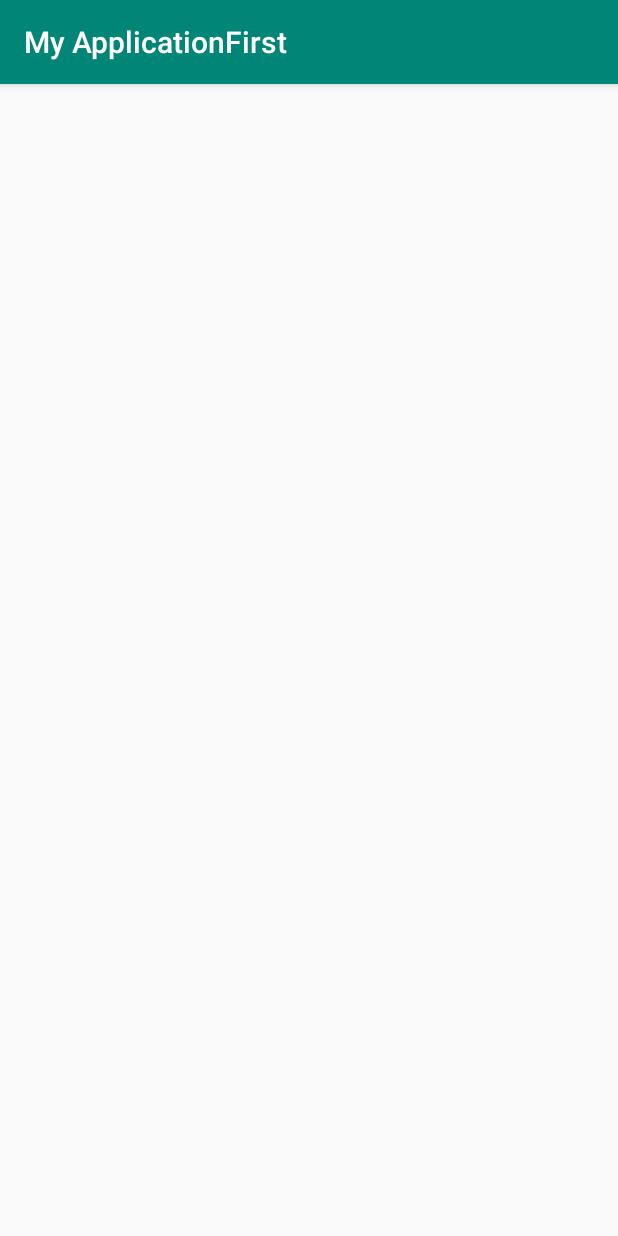
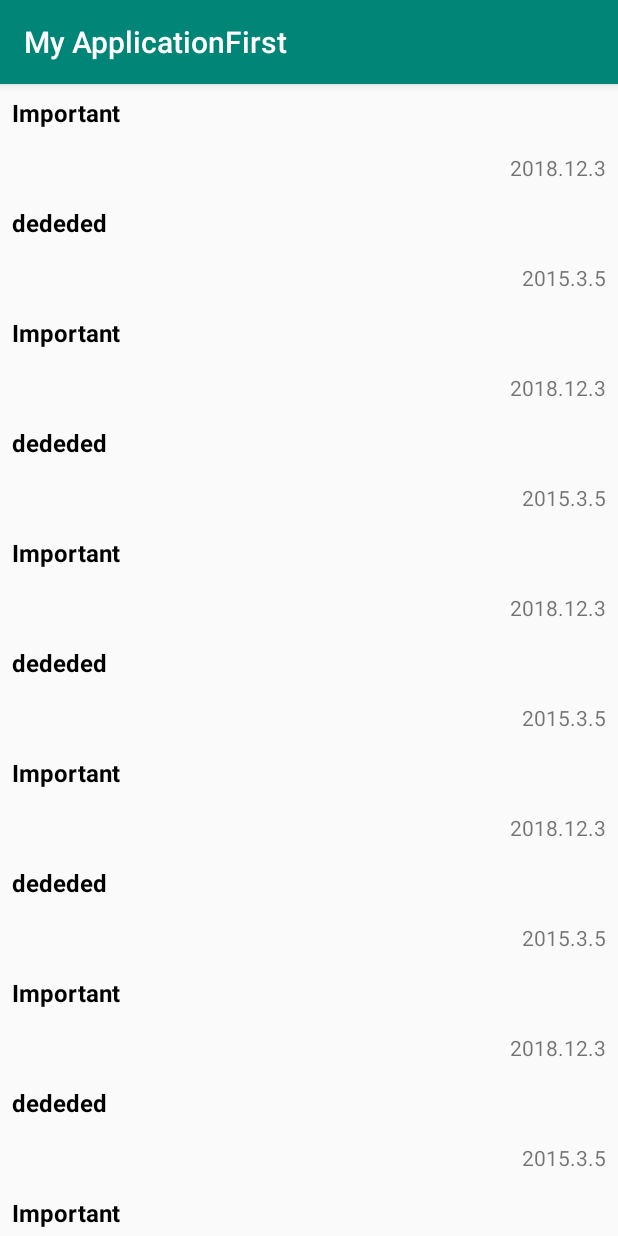
Before and after one commit to Alirezaprogramerrd99/androidProjectsMainAp, an Android app: the screen it shows after launch (MainActivity), on a phone screen of 412 x 824 dp. Run offline under Robolectric (Android 15) with nearby library versions, the phone set to English and light mode, and no system bars.

Commit message:
Alirezas Part3 list was successful.

```diff
--- a/app/src/main/java/com/example/alireza/myapplicationfirst/MainActivity.java
+++ b/app/src/main/java/com/example/alireza/myapplicationfirst/MainActivity.java
@@ -2,16 +2,56 @@ package com.example.alireza.myapplicationfirst;
 
 import android.support.v7.app.AppCompatActivity;
 import android.os.Bundle;
+import android.support.v7.widget.DefaultItemAnimator;
+import android.support.v7.widget.LinearLayoutManager;
 import android.support.v7.widget.RecyclerView;
+
+import java.util.List;
+import java.util.Vector;
 
 public class MainActivity extends AppCompatActivity {
 
     RecyclerView myRecView;
+    List<Task> taskList;
+    MyAdpter adpter;
+
+    void prepareData() {
+
+        if (taskList == null) {  // if it was empty list create it
+            taskList = new Vector<Task>();
+        } else { // else it was full clear it.
+            taskList.clear();
+        }
+
+        taskList.add(new Task("Important", "2018.12.3"));
+        taskList.add(new Task("dededed", "2015.3.5"));
+        taskList.add(new Task("Important", "2018.12.3"));
+        taskList.add(new Task("dededed", "2015.3.5"));
+        taskList.add(new Task("Important", "2018.12.3"));
+        taskList.add(new Task("dededed", "2015.3.5"));
+        taskList.add(new Task("Important", "2018.12.3"));
+        taskList.add(new Task("dededed", "2015.3.5"));
+        taskList.add(new Task("Important", "2018.12.3"));
+        taskList.add(new Task("dededed", "2015.3.5"));
+        taskList.add(new Task("Important", "2018.12.3"));
+        taskList.add(new Task("dededed", "2015.3.5"));
+    }
+
+    void showData() {
+
+        adpter = new MyAdpter(taskList);
+        myRecView.setLayoutManager(new LinearLayoutManager(this)); // this acticity
+        myRecView.setItemAnimator(new DefaultItemAnimator());
+        myRecView.setAdapter(adpter);
+    }
+
     @Override
     protected void onCreate(Bundle savedInstanceState) {
         super.onCreate(savedInstanceState);
         setContentView(R.layout.activity_main);
 
         myRecView = (RecyclerView) findViewById(R.id.recylerview);
+        prepareData();
+        showData();
     }
 }
--- a/app/src/main/java/com/example/alireza/myapplicationfirst/MyAdpter.java
+++ b/app/src/main/java/com/example/alireza/myapplicationfirst/MyAdpter.java
@@ -8,6 +8,7 @@ import android.view.View;
 import android.view.ViewGroup;
 
 import java.util.List;
+// addpter part.
 
 public class MyAdpter extends RecyclerView.Adapter <MyAdpter.MyViewHolder> {
 
@@ -38,6 +39,8 @@ public class MyAdpter extends RecyclerView.Adapter <MyAdpter.MyViewHolder> {
 
         myViewHolder.bind(tasks.get(position));  // index ha ro set mekhoonee. to view holder
 
+        // position is a index in list.
+
     }
 
     @Override
@@ -59,11 +62,9 @@ public class MyAdpter extends RecyclerView.Adapter <MyAdpter.MyViewHolder> {
 
         public void bind(Task task){  // field ha ro por mikoneee. toye on bind view holder
 
-            massageTextView.setText(task.getDate());
+            massageTextView.setText(task.getMassage());
             DateTextView.setText(task.getDate());
 
-
         }
-
     }
 }
--- a/app/src/main/java/com/example/alireza/myapplicationfirst/Task.java
+++ b/app/src/main/java/com/example/alireza/myapplicationfirst/Task.java
@@ -8,7 +8,7 @@ public class Task {
     public Task(String massage, String date) {
         this.massage = massage;
         this.date = date;
-    }
+    }//
 
     public String getDate() {
         return date;
```
